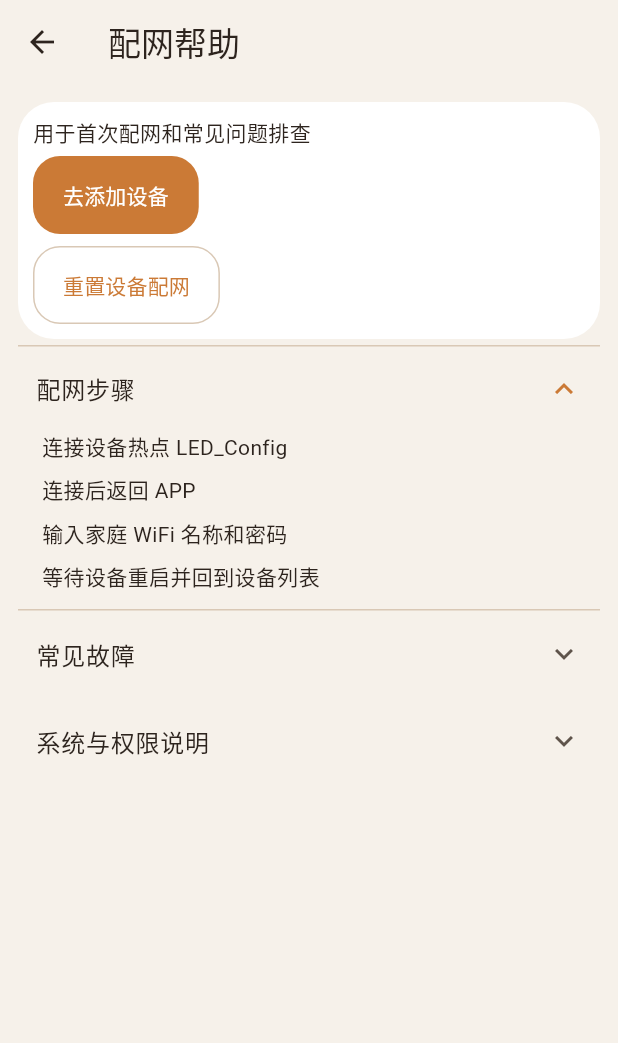
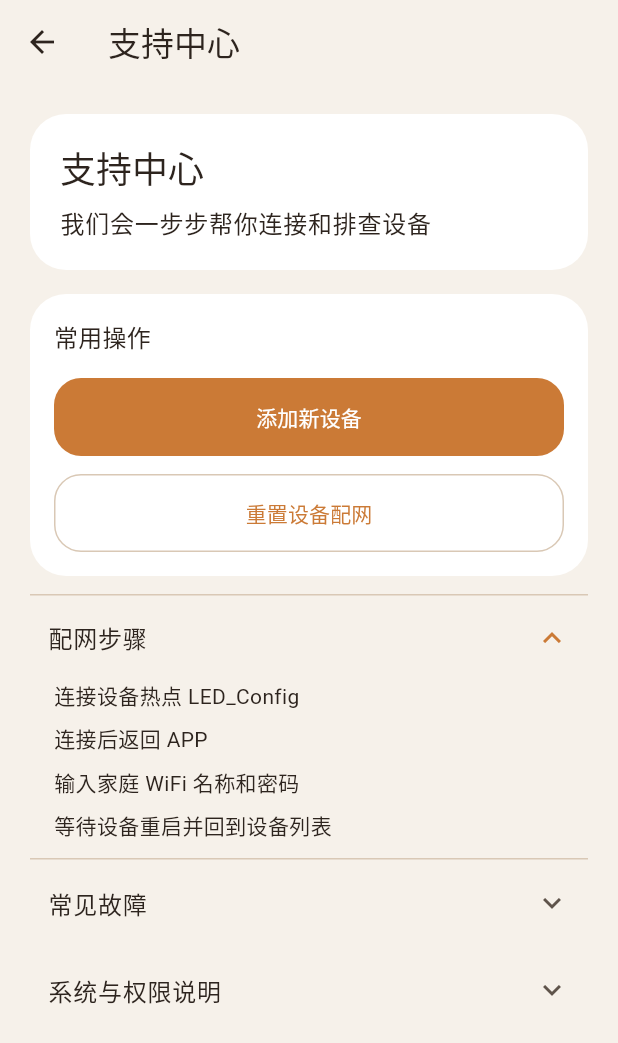
Before and after one commit to bombchen/MicroPython, a Flutter app: the SettingsPage screen opened directly, on a phone screen of 412 x 824 dp. Shown: the top 1043 px of the screen. Run offline on Flutter 3.47's test engine with Material 3 defaults, Android fonts, the light colour scheme and no system bars; our stand-ins replace flutter_riverpod, shared_preferences; missing offline and left inert: android_intent_plus; accounts and stored records are empty.

Commit message:
feat: refresh support center ui

```diff
--- a/smoothed_led/mobile_app/led_controller/lib/features/settings/presentation/settings_page.dart
+++ b/smoothed_led/mobile_app/led_controller/lib/features/settings/presentation/settings_page.dart
@@ -33,23 +33,41 @@ class SettingsPage extends ConsumerWidget {
     final textTheme = Theme.of(context).textTheme;
 
     return Scaffold(
-      appBar: AppBar(title: const Text('配网帮助')),
-      body: SingleChildScrollView(
-        padding: const EdgeInsets.all(12),
-        child: Column(
-          crossAxisAlignment: CrossAxisAlignment.stretch,
+      appBar: AppBar(title: const Text('支持中心')),
+      body: ListView(
+        padding: const EdgeInsets.all(20),
         children: [
           Card(
             child: Padding(
-                padding: const EdgeInsets.all(10),
+              padding: const EdgeInsets.all(20),
               child: Column(
                 crossAxisAlignment: CrossAxisAlignment.start,
                 children: [
                   Text(
-                      '用于首次配网和常见问题排查',
-                      style: textTheme.bodyMedium,
+                    '支持中心',
+                    style: textTheme.headlineSmall,
                   ),
-                    const SizedBox(height: 6),
+                  const SizedBox(height: 8),
+                  Text(
+                    '我们会一步步帮你连接和排查设备',
+                    style: textTheme.bodyLarge,
+                  ),
+                ],
+              ),
+            ),
+          ),
+          const SizedBox(height: 16),
+          Card(
+            child: Padding(
+              padding: const EdgeInsets.all(16),
+              child: Column(
+                crossAxisAlignment: CrossAxisAlignment.stretch,
+                children: [
+                  Text(
+                    '常用操作',
+                    style: textTheme.titleMedium,
+                  ),
+                  const SizedBox(height: 16),
                   FilledButton(
                     onPressed: () async {
                       final result =
@@ -64,9 +82,9 @@ class SettingsPage extends ConsumerWidget {
                       }
                       Navigator.of(context).pop(PairingFlowResult.paired);
                     },
-                      child: const Text('去添加设备'),
+                    child: const Text('添加新设备'),
                   ),
-                    const SizedBox(height: 8),
+                  const SizedBox(height: 12),
                   OutlinedButton(
                     onPressed: () async {
                       await ref.read(pairingCoordinatorProvider).resetConfiguration();
@@ -85,7 +103,7 @@ class SettingsPage extends ConsumerWidget {
               ),
             ),
           ),
-            const SizedBox(height: 4),
+          const SizedBox(height: 12),
           ExpansionTile(
               tilePadding: const EdgeInsets.symmetric(horizontal: 12),
               childrenPadding: const EdgeInsets.only(bottom: 4),
@@ -140,7 +158,6 @@ class SettingsPage extends ConsumerWidget {
           ),
         ],
       ),
-      ),
     );
   }
 }
```
Also changed, not shown: 1 other file. Lines whose indentation alone changed are shown as unchanged.
